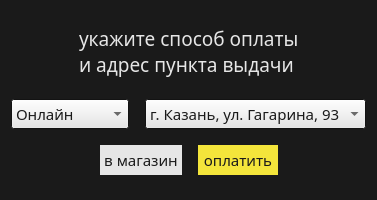
This is states/clientState/clientpayment.ui in NotZahar/bookstore as Qt 5 draws it before an edit. The edited form follows.
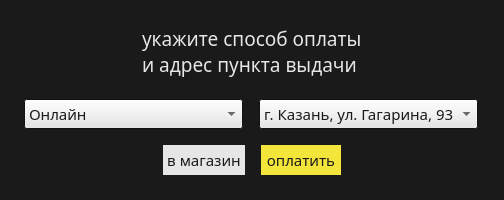
This is the edited form.

```diff
--- a/states/clientState/clientpayment.ui
+++ b/states/clientState/clientpayment.ui
@@ -6,7 +6,7 @@
    <rect>
     <x>0</x>
     <y>0</y>
-    <width>363</width>
+    <width>504</width>
     <height>200</height>
    </rect>
   </property>
@@ -304,6 +304,12 @@
        </item>
        <item>
         <widget class="QComboBox" name="comboBox">
+         <property name="minimumSize">
+          <size>
+           <width>219</width>
+           <height>0</height>
+          </size>
+         </property>
          <property name="currentIndex">
           <number>0</number>
          </property>
@@ -346,6 +352,12 @@
       <layout class="QHBoxLayout" name="horizontalLayout_3">
        <item>
         <widget class="QComboBox" name="comboBox_2">
+         <property name="minimumSize">
+          <size>
+           <width>219</width>
+           <height>0</height>
+          </size>
+         </property>
          <item>
           <property name="text">
            <string>г. Казань, ул. Гагарина, 93</string>
```
